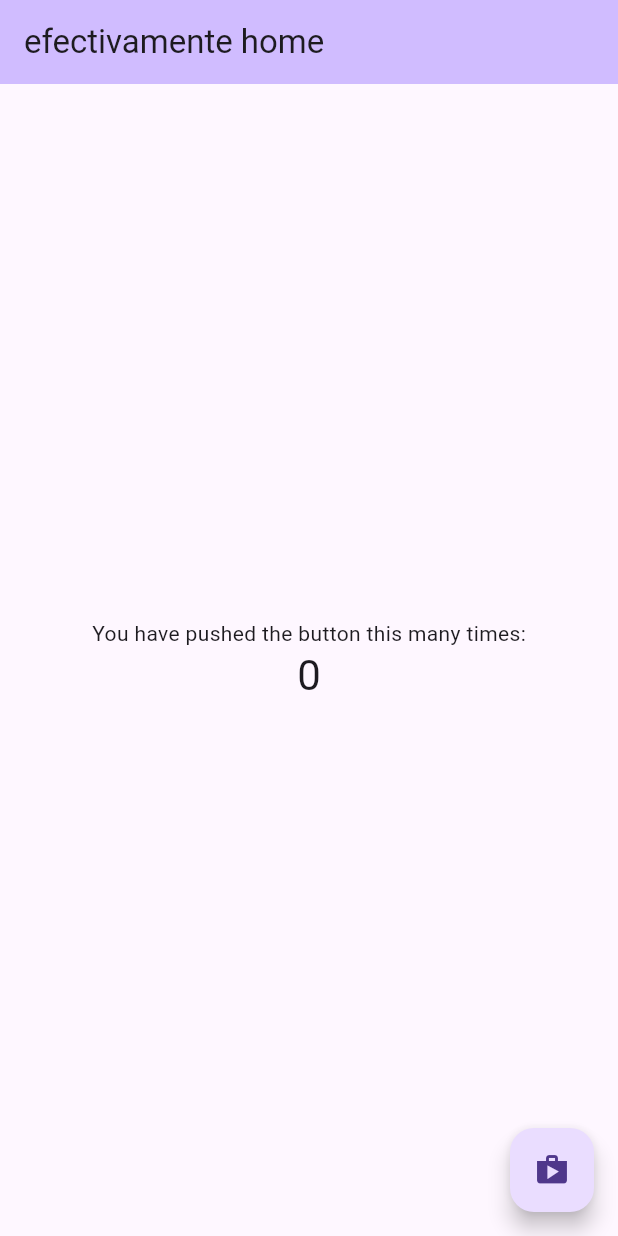
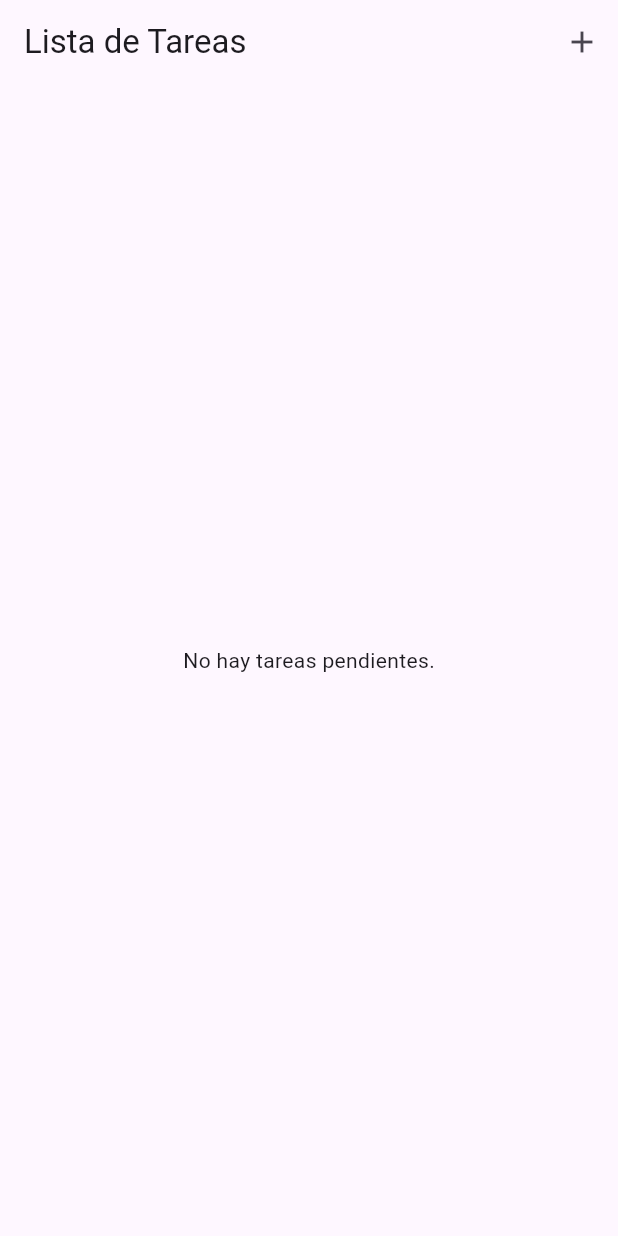
Before and after one commit to Alcx224/project1, a Flutter app: the screen it shows after launch, on a phone screen of 412 x 824 dp. Run offline on Flutter 3.47's test engine with Material 3 defaults, Android fonts, the phone set to English and light mode, and no system bars; our stand-ins replace get.

Commit message:
se agrega el main page con los requerimientos principales funcionales (tareas, agregar tareas y completarlas)

```diff
--- a/lib/main.dart
+++ b/lib/main.dart
@@ -1,6 +1,9 @@
 import 'package:flutter/material.dart';
 import 'package:get/get.dart';
-import 'package:store/ui/pages/home_page.dart';
+
+import 'ui/controllers/TaskBankController.dart';
+import 'ui/controllers/TaskController.dart';
+import 'ui/pages/home_page.dart';
 //import 'package:store/ui/pages/storePage.dart';
 
 void main() {
@@ -10,15 +13,14 @@
 class MyApp extends StatelessWidget {
   @override
   Widget build(BuildContext context) {
+    // Inicializar los controladores cuando la aplicación comience
+    Get.put(TaskController());
+    Get.put(TaskBankController());
+
     return GetMaterialApp(
       debugShowCheckedModeBanner: false,
-      title: 'Home',
-      theme: ThemeData(
-        primarySwatch: Colors.blue,
-      ),
-      home: MyHomePage(
-        title: 'efectivamente home',
-      ),
+      title: 'Lista de Tareas',
+      home: TaskListPage(),
     );
   }
 }
--- /dev/null
+++ b/lib/ui/controllers/TaskBankController.dart
@@ -0,0 +1,14 @@
+import 'package:get/get.dart';
+import 'TaskModel.dart';
+
+class TaskBankController extends GetxController {
+  // Lista de tareas predefinidas
+  final List<Task> predefinedTasks = [
+    Task(name: 'Leer 10 páginas', type: TaskType.quantitative, target: 10),
+    Task(name: 'Correr 5 km', type: TaskType.quantitative, target: 5),
+    Task(name: 'Limpiar la casa', type: TaskType.simple),
+    Task(name: 'Hacer la compra', type: TaskType.simple),
+    Task(name: 'Beber 8 vasos de agua', type: TaskType.quantitative, target: 8),
+    Task(name: 'Estudiar Flutter', type: TaskType.simple),
+  ];
+}
--- /dev/null
+++ b/lib/ui/controllers/TaskModel.dart
@@ -0,0 +1,22 @@
+enum TaskType {
+  simple,
+  quantitative,
+}
+
+class Task {
+  final String name;
+  final TaskType type;
+  final int target; // Meta esperada para cuantitativas
+  int currentValue; // Valor actual para cuantitativas
+  bool isCompleted; // Si la tarea está completada o no
+
+  Task({
+    required this.name,
+    required this.type,
+    this.target = -1,
+    this.currentValue = 0,
+    this.isCompleted = false,
+  });
+
+  get progress => null;
+}
--- a/lib/ui/pages/home_page.dart
+++ b/lib/ui/pages/home_page.dart
@@ -1,93 +1,52 @@
 import 'package:flutter/material.dart';
 import 'package:get/get.dart';
-import 'package:store/ui/pages/storePage.dart';
+import '../controllers/TaskController.dart';
+import '../controllers/TaskModel.dart';
+import '../widgets/TaskCard1.dart';
+import '../widgets/TaskCard2.dart';
+import 'TaskBankPage.dart';
 
-class MyHomePage extends StatefulWidget {
-  const MyHomePage({super.key, required this.title});
-
-  // This widget is the home page of your application. It is stateful, meaning
-  // that it has a State object (defined below) that contains fields that affect
-  // how it looks.
-
-  // This class is the configuration for the state. It holds the values (in this
-  // case the title) provided by the parent (in this case the App widget) and
-  // used by the build method of the State. Fields in a Widget subclass are
-  // always marked "final".
-
-  final String title;
-
-  @override
-  State<MyHomePage> createState() => _MyHomePageState();
-}
-
-class _MyHomePageState extends State<MyHomePage> {
-  int _counter = 0;
-
-  void _incrementCounter() {
-    setState(() {
-      // This call to setState tells the Flutter framework that something has
-      // changed in this State, which causes it to rerun the build method below
-      // so that the display can reflect the updated values. If we changed
-      // _counter without calling setState(), then the build method would not be
-      // called again, and so nothing would appear to happen.
-      _counter++;
-    });
-  }
+class TaskListPage extends StatelessWidget {
+  final TaskController taskController = Get.find();
 
   @override
   Widget build(BuildContext context) {
-    // This method is rerun every time setState is called, for instance as done
-    // by the _incrementCounter method above.
-    //
-    // The Flutter framework has been optimized to make rerunning build methods
-    // fast, so that you can just rebuild anything that needs updating rather
-    // than having to individually change instances of widgets.
     return Scaffold(
       appBar: AppBar(
-        // TRY THIS: Try changing the color here to a specific color (to
-        // Colors.amber, perhaps?) and trigger a hot reload to see the AppBar
-        // change color while the other colors stay the same.
-        backgroundColor: Theme.of(context).colorScheme.inversePrimary,
-        // Here we take the value from the MyHomePage object that was created by
-        // the App.build method, and use it to set our appbar title.
-        title: Text(widget.title),
+        title: Text('Lista de Tareas'),
+        actions: [
+          IconButton(
+            icon: Icon(Icons.add),
+            onPressed: () {
+              // Redirigir a la página de agregar tareas
+              Get.to(() => TaskBankPage());
+            },
+          ),
+        ],
       ),
-      body: Center(
-        // Center is a layout widget. It takes a single child and positions it
-        // in the middle of the parent.
-        child: Column(
-          // Column is also a layout widget. It takes a list of children and
-          // arranges them vertically. By default, it sizes itself to fit its
-          // children horizontally, and tries to be as tall as its parent.
-          //
-          // Column has various properties to control how it sizes itself and
-          // how it positions its children. Here we use mainAxisAlignment to
-          // center the children vertically; the main axis here is the vertical
-          // axis because Columns are vertical (the cross axis would be
-          // horizontal).
-          //
-          // TRY THIS: Invoke "debug painting" (choose the "Toggle Debug Paint"
-          // action in the IDE, or press "p" in the console), to see the
-          // wireframe for each widget.
-          mainAxisAlignment: MainAxisAlignment.center,
-          children: <Widget>[
-            const Text(
-              'You have pushed the button this many times:',
-            ),
-            Text(
-              '$_counter',
-              style: Theme.of(context).textTheme.headlineMedium,
-            ),
-          ],
-        ),
-      ),
-      floatingActionButton: FloatingActionButton(
-        onPressed: () {
-          Get.to(() => StorePage());
-        },
-        tooltip: 'Tienda',
-        child: const Icon(Icons.shop),
-      ), // This trailing comma makes auto-formatting nicer for build methods.
+      body: Obx(() {
+        if (taskController.tasks.isEmpty) {
+          return Center(
+            child: Text('No hay tareas pendientes.'),
+          );
+        } else {
+          return ListView.builder(
+            itemCount: taskController.tasks.length,
+            itemBuilder: (context, index) {
+              final task = taskController.tasks[index];
+              if (task.type == TaskType.simple) {
+                // Mostrar tarjeta de tarea única
+                return TaskCard(task: task);
+              } else if (task.type == TaskType.quantitative) {
+                // Mostrar tarjeta de tarea cuantitativa
+                return QuantitativeTaskCard(task: task);
+              } else {
+                return SizedBox.shrink(); // Si hay un tipo desconocido
+              }
+            },
+          );
+        }
+      }),
     );
   }
 }
--- a/lib/ui/widgets/my_app.dart
+++ /dev/null
@@ -1,35 +0,0 @@
-import 'package:flutter/material.dart';
-
-import '../pages/home_page.dart';
-
-class MyApp extends StatelessWidget {
-  const MyApp({super.key});
-
-  // This widget is the root of your application.
-  @override
-  Widget build(BuildContext context) {
-    return MaterialApp(
-      title: 'Flutter Demo',
-      theme: ThemeData(
-        // This is the theme of your application.
-        //
-        // TRY THIS: Try running your application with "flutter run". You'll see
-        // the application has a purple toolbar. Then, without quitting the app,
-        // try changing the seedColor in the colorScheme below to Colors.green
-        // and then invoke "hot reload" (save your changes or press the "hot
-        // reload" button in a Flutter-supported IDE, or press "r" if you used
-        // the command line to start the app).
-        //
-        // Notice that the counter didn't reset back to zero; the application
-        // state is not lost during the reload. To reset the state, use hot
-        // restart instead.
-        //
-        // This works for code too, not just values: Most code changes can be
-        // tested with just a hot reload.
-        colorScheme: ColorScheme.fromSeed(seedColor: Colors.deepPurple),
-        useMaterial3: true,
-      ),
-      home: const MyHomePage(title: 'Flutter Demo Home Page'),
-    );
-  }
-}
```
Also changed, not shown: lib/ui/controllers/TaskController.dart (added, +56 -0 lines), lib/ui/pages/TaskBankPage.dart (added, +60 -0 lines), lib/ui/widgets/CustomTaskForm.dart (added, +133 -0 lines), lib/ui/widgets/TaskCard1.dart (added, +76 -0 lines), lib/ui/widgets/TaskCard2.dart (added, +90 -0 lines).
